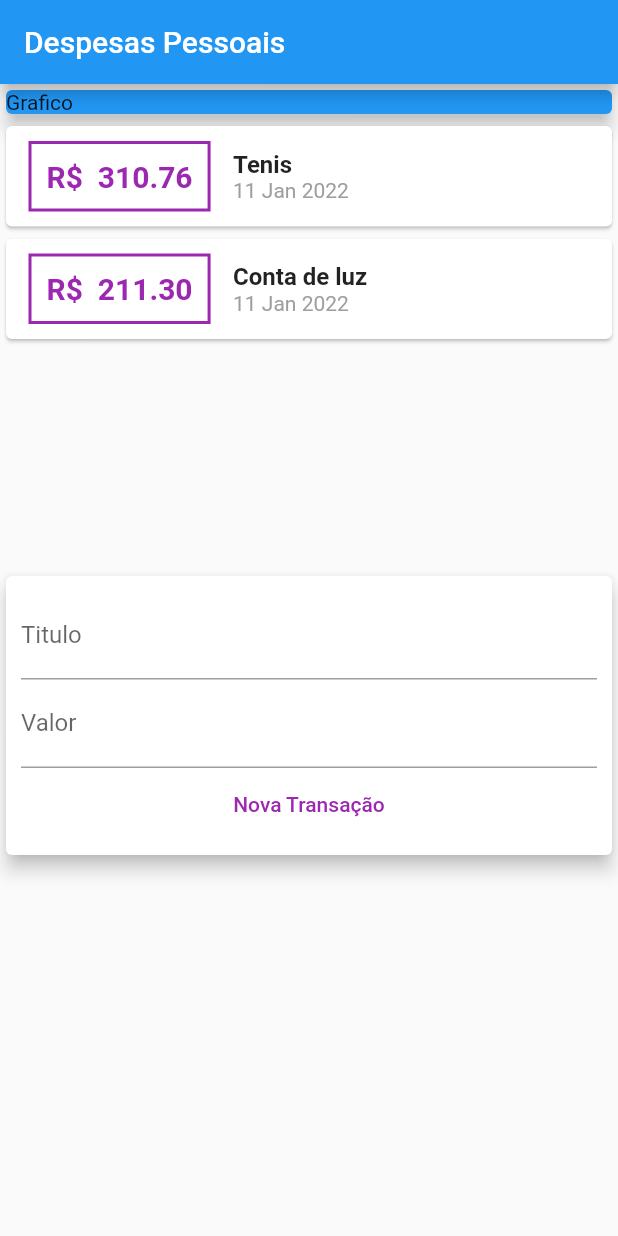
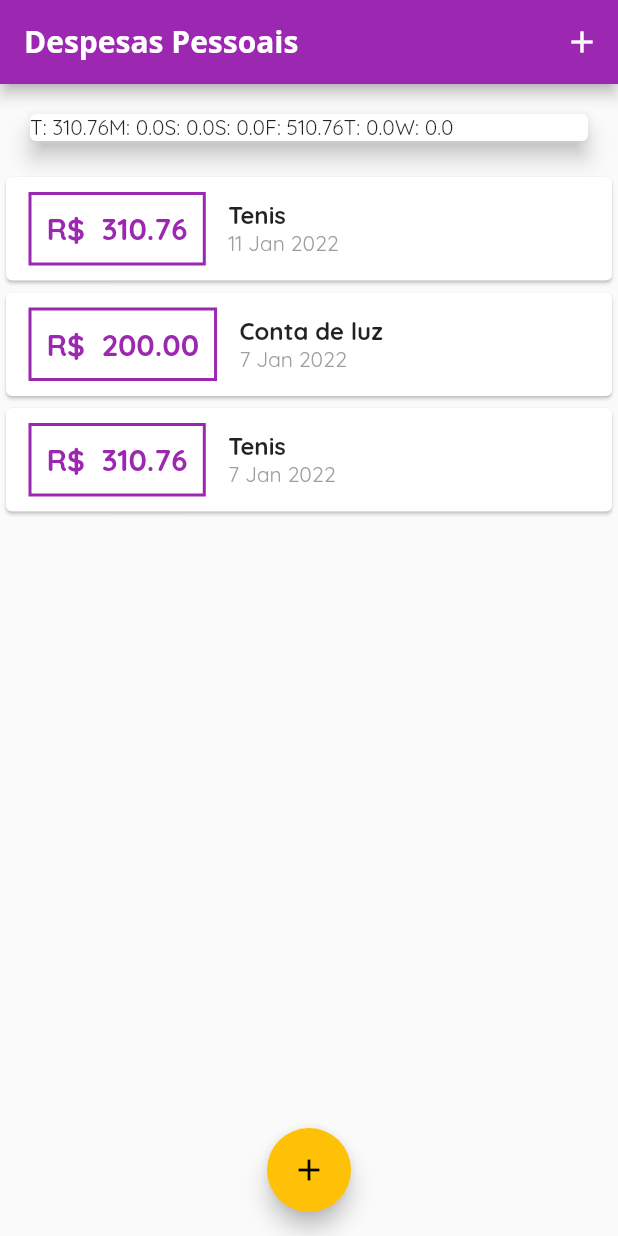
Before and after one commit to AntonioMellies/app_controle_despesas, a Flutter app: the screen it shows after launch, on a phone screen of 412 x 824 dp. Run offline on Flutter 3.47's test engine with Material 2 defaults, Android fonts, the phone set to English and light mode, and no system bars; missing offline and left inert: dart:ffi.

Commit message:
adding weekly summary chart

```diff
--- /dev/null
+++ b/lib/components/chart.dart
@@ -0,0 +1,40 @@
+import 'package:flutter/material.dart';
+import 'package:intl/intl.dart';
+
+import '../models/transaction.dart';
+
+class Chart extends StatelessWidget {
+  final List<Transaction> recentTransactions;
+
+  Chart(this.recentTransactions);
+
+  List<Map<String, Object>> get groupedTransactions {
+    return List.generate(7, (index) {
+      final weekDay = DateTime.now().subtract(Duration(days: index));
+
+      double totalSum = recentTransactions.where((tr) {
+        return tr.date.day == weekDay.day &&
+            tr.date.month == weekDay.month &&
+            tr.date.year == weekDay.year;
+      }).fold<double>(0, (previous, current) => previous + current.value);
+
+      return {
+        'day': DateFormat.E().format(weekDay)[0],
+        'value': totalSum,
+      };
+    });
+  }
+
+  @override
+  Widget build(BuildContext context) {
+    return Card(
+      elevation: 6,
+      margin: EdgeInsets.all(20),
+      child: Row(
+        children: groupedTransactions.map((tr) {
+          return Text('${tr['day']}: ${tr['value']}');
+        }).toList(),
+      ),
+    );
+  }
+}
--- /dev/null
+++ b/lib/components/chart_bar.dart
@@ -0,0 +1,11 @@
+import 'package:flutter/material.dart';
+
+class ChartBar extends StatelessWidget {
+
+  @override
+  Widget build(BuildContext context) {
+    return Container(
+
+    );
+  }
+}
--- a/lib/components/transaction_form.dart
+++ b/lib/components/transaction_form.dart
@@ -2,11 +2,19 @@ import 'dart:ffi';
 
 import 'package:flutter/material.dart';
 
-class TransactionForm extends StatelessWidget {
+class TransactionForm extends StatefulWidget {
+  final void Function(String, double) onSubmit;
+
+  TransactionForm(this.onSubmit);
+
+  @override
+  State<TransactionForm> createState() => _TransactionFormState();
+}
+
+class _TransactionFormState extends State<TransactionForm> {
   final titleController = TextEditingController();
+
   final valueController = TextEditingController();
-
-  final void Function(String, double) onSubmit;
 
   _submitForm() {
     final title = titleController.text;
@@ -15,10 +23,8 @@ class TransactionForm extends StatelessWidget {
     if (title.isEmpty || value <= 0) {
       return;
     }
-    onSubmit(title, value);
+    widget.onSubmit(title, value);
   }
-
-  TransactionForm(this.onSubmit);
 
   @override
   Widget build(BuildContext context) {
--- a/lib/components/transaction_list.dart
+++ b/lib/components/transaction_list.dart
@@ -12,7 +12,22 @@ class TransactionList extends StatelessWidget {
   Widget build(BuildContext context) {
     return Container(
         height: 300,
-        child: ListView.builder(
+        child: transactions.isEmpty
+            ? Column(
+                children: [
+                  SizedBox(height: 20),
+                  Text('Nenhuma Transação cadastrada'),
+                  SizedBox(height: 20),
+                  Container(
+                    height: 200,
+                    child: Image.asset(
+                      'assets/images/waiting.png',
+                      fit: BoxFit.cover,
+                    ),
+                  ),
+                ],
+              )
+            : ListView.builder(
                 itemCount: transactions.length,
                 itemBuilder: (ctx, index) {
                   final tr = transactions[index];
@@ -26,7 +41,7 @@ class TransactionList extends StatelessWidget {
                           ),
                           decoration: BoxDecoration(
                             border: Border.all(
-                        color: Colors.purple,
+                              color: Theme.of(context).colorScheme.primary,
                               width: 2,
                             ),
                           ),
@@ -36,7 +51,7 @@ class TransactionList extends StatelessWidget {
                             style: TextStyle(
                               fontWeight: FontWeight.bold,
                               fontSize: 20,
-                        color: Colors.purple,
+                              color: Theme.of(context).colorScheme.primary,
                             ),
                           ),
                         ),
--- a/lib/components/transaction_user.dart
+++ /dev/null
@@ -1,48 +0,0 @@
-import 'dart:math';
-
-import 'package:flutter/material.dart';
-
-import './transaction_form.dart';
-import './transaction_list.dart';
-import '../models/transaction.dart';
-
-class TransactionUser extends StatefulWidget {
-  @override
-  _TransactionUserState createState() => _TransactionUserState();
-}
-
-class _TransactionUserState extends State<TransactionUser> {
-  final List<Transaction> _transactions = [
-    Transaction(
-      id: 't1',
-      title: 'Tenis',
-      value: 310.76,
-      date: DateTime.now(),
-    ),
-    Transaction(
-      id: 't2',
-      title: 'Conta de luz',
-      value: 211.30,
-      date: DateTime.now(),
-    )
-  ];
-
-  _addTransaction(String title, double value) {
-    final newTransaction = Transaction(
-        id: Random().nextDouble().toString(),
-        title: title,
-        value: value,
-        date: DateTime.now());
-
-    setState(() {
-      _transactions.add(newTransaction);
-    });
-  }
-
-  @override
-  Widget build(BuildContext context) {
-    return Column(
-      children: [TransactionList(_transactions), TransactionForm(_addTransaction)],
-    );
-  }
-}
--- a/lib/main.dart
+++ b/lib/main.dart
@@ -1,37 +1,119 @@
+import 'dart:math';
+
 import 'package:flutter/material.dart';
 
-import './components/transaction_user.dart';
+import './models/transaction.dart';
+import './components/transaction_form.dart';
+import './components/transaction_list.dart';
+import './components/chart.dart';
 
 main() => runApp(ExpensesApp());
 
 class ExpensesApp extends StatelessWidget {
   @override
   Widget build(BuildContext context) {
-    return MaterialApp(home: MyHomePage());
+    return MaterialApp(
+      home: MyHomePage(),
+      theme: ThemeData(
+        fontFamily: 'Quicksand',
+        appBarTheme: AppBarTheme(
+          titleTextStyle: TextStyle(
+            fontFamily: 'OpenSans',
+            fontSize: 20,
+            fontWeight: FontWeight.bold,
+          ),
+        ),
+        colorScheme: ColorScheme.fromSwatch(
+          primarySwatch: Colors.purple,
+          accentColor: Colors.amber,
+        ),
+      ),
+    );
   }
 }
 
-class MyHomePage extends StatelessWidget {
+class MyHomePage extends StatefulWidget {
+  @override
+  State<MyHomePage> createState() => _MyHomePageState();
+}
+
+class _MyHomePageState extends State<MyHomePage> {
+  final List<Transaction> _transactions = [
+    Transaction(
+      id: 't1',
+      title: 'Tenis',
+      value: 310.76,
+      date: DateTime.now(),
+    ),
+    Transaction(
+      id: 't2',
+      title: 'Conta de luz',
+      value: 200.00,
+      date: DateTime.now().subtract(Duration(days: 4)),
+    ),
+    Transaction(
+      id: 't1',
+      title: 'Tenis',
+      value: 310.76,
+      date: DateTime.now().subtract(Duration(days: 4)),
+    ),
+  ];
+
+  List<Transaction> get _recentTransacrions {
+    return _transactions.where((tr) {
+      return tr.date.isAfter(DateTime.now().subtract(Duration(days: 7)));
+    }).toList();
+  }
+
+  _addTransaction(String title, double value) {
+    final newTransaction = Transaction(
+        id: Random().nextDouble().toString(),
+        title: title,
+        value: value,
+        date: DateTime.now());
+
+    setState(() {
+      _transactions.add(newTransaction);
+    });
+
+    Navigator.of(context).pop();
+  }
+
+  _openTransactionFormModal(BuildContext context) {
+    showModalBottomSheet(
+      context: context,
+      builder: (_) {
+        return TransactionForm(_addTransaction);
+      },
+    );
+  }
+
   @override
   Widget build(BuildContext context) {
     return Scaffold(
       appBar: AppBar(
         title: Text('Despesas Pessoais'),
+        actions: <Widget>[
+          IconButton(
+            onPressed: () => _openTransactionFormModal(context),
+            icon: Icon(Icons.add),
+          )
+        ],
       ),
       body: SingleChildScrollView(
         child: Column(
           crossAxisAlignment: CrossAxisAlignment.stretch,
           children: <Widget>[
-              Container(
-                child: Card(
-                  color: Colors.blue,
-                  child: Text('Grafico'),
-                  elevation: 5,
+            Chart(_recentTransacrions),
+            TransactionList(_transactions),
+          ],
         ),
       ),
-              TransactionUser(),
-            ],
+      floatingActionButton: FloatingActionButton(
+        child: Icon(Icons.add),
+        onPressed: () => _openTransactionFormModal(context),
       ),
-        ));
+      floatingActionButtonLocation: FloatingActionButtonLocation.centerFloat,
+    );
   }
 }
```
Also changed, not shown: pubspec.yaml (+13 -14 lines), assets/fonts/OpenSans-Bold.ttf (added), assets/fonts/OpenSans-Regular.ttf (added), assets/fonts/Quicksand-Bold.ttf (added), assets/fonts/Quicksand-Regular.ttf (added), assets/images/waiting.png (added). Lines whose indentation alone changed are shown as unchanged.
